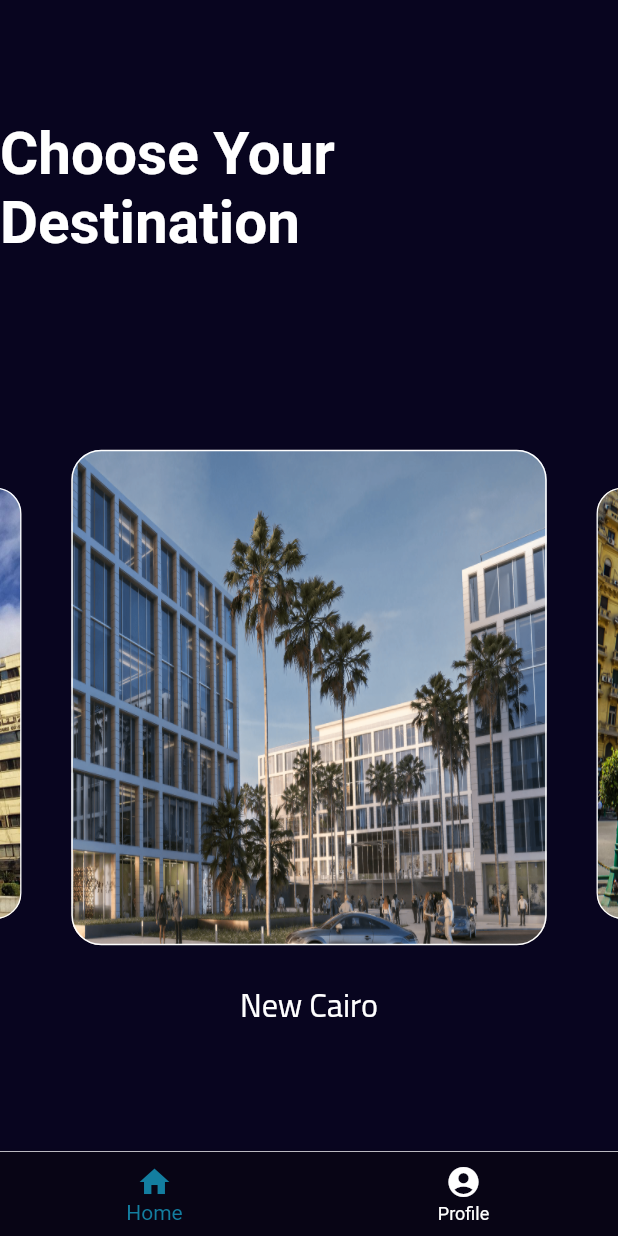
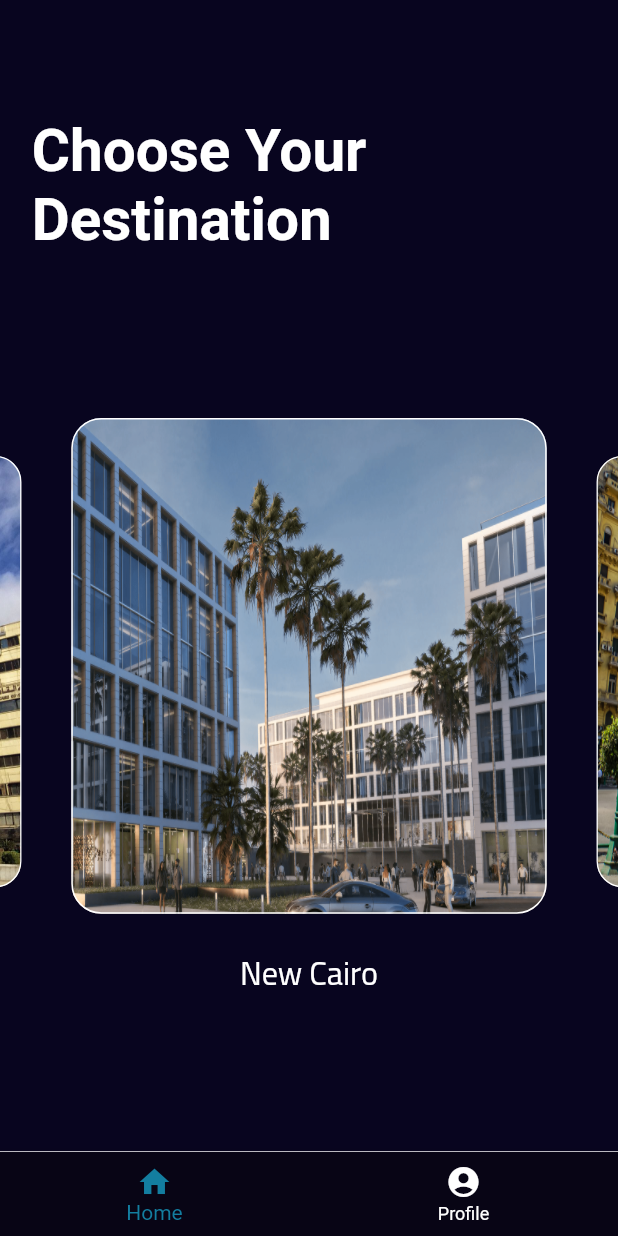
Before and after one commit to aakram181/parking_system, a Flutter app: the HomeScreen screen opened directly, on a phone screen of 412 x 824 dp. Run offline on Flutter 3.47's test engine with Material 2 defaults, Android fonts, the phone set to English and light mode, and no system bars; drawn by our look-alikes of carousel_slider; our stand-ins replace cloud_firestore, firebase_auth, firebase_core, flutter_screenutil; accounts and stored records are empty.

```diff
--- a/lib/main.dart
+++ b/lib/main.dart
@@ -24,7 +24,7 @@ class MyApp extends StatelessWidget {
       builder: () => MaterialApp(
         theme:  ThemeData(scaffoldBackgroundColor: const Color(0xFF08051F)),
 
-        home: LoginScreen(),
+        home: HomeScreen(),
       ),
     );
   }
--- a/lib/screens/home_screen.dart
+++ b/lib/screens/home_screen.dart
@@ -27,9 +27,6 @@ class _HomeScreenState extends State<HomeScreen> {
     "Opera square",
   ];
 
-
-
-
   void _onItemTapped(int index) {
     setState(() {
       _selectedIndex = index;
@@ -43,15 +40,19 @@ class _HomeScreenState extends State<HomeScreen> {
       body: Column(
         crossAxisAlignment: CrossAxisAlignment.center,
         mainAxisAlignment: MainAxisAlignment.center,
+
         children: [
-          SizedBox(height: 80),
-          Center(
-            child: Text(
-              'Choose Your Destination',
-              style: kTitleTextStyle,
-          )),
+          SizedBox(height: 80.0.h),
+          Container(
+            padding: EdgeInsets.only(left: 20.0.w,),
+            child: Center(
+              child: Text(
+                'Choose Your Destination',
+                style: kTitleTextStyle,
+            )),
+          ),
           SizedBox(
-            height: 50,
+            height: 10.h,
           ),
           Expanded(
             child: Container(
```
